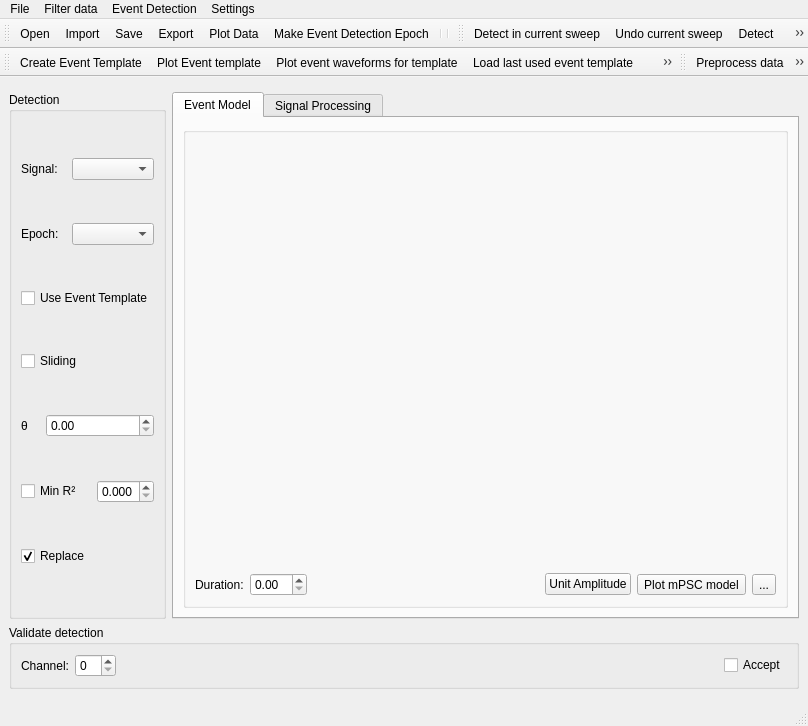
First picture: the form in ephys/EventDetectWindow.ui, repository ctigaret/scipyen, before the edit.
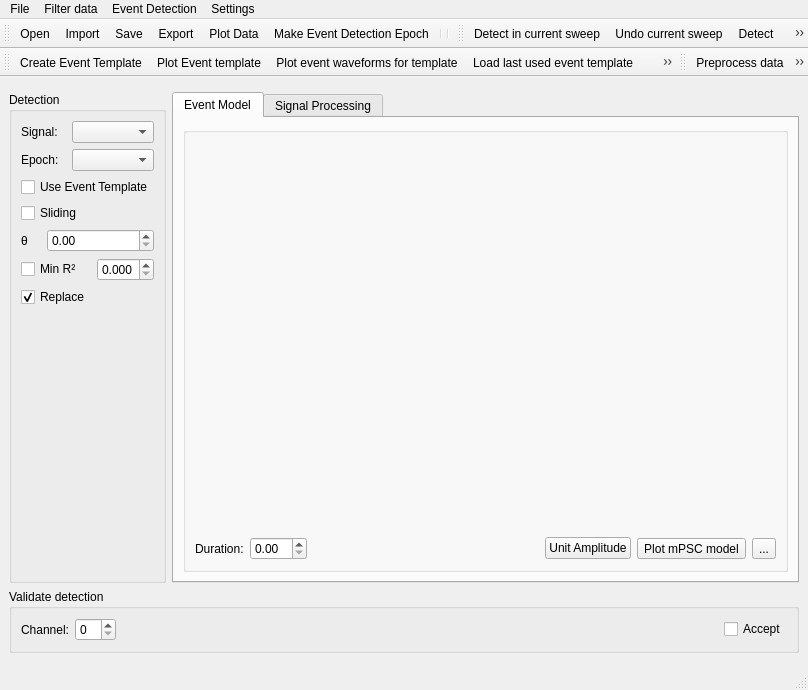
Second picture: the form after the edit. Icons and pictures are not drawn. Custom widgets are drawn as their Qt base class.

What changed in the file:
```diff
--- a/ephys/EventDetectWindow.ui
+++ b/ephys/EventDetectWindow.ui
@@ -8,7 +8,7 @@
     <x>0</x>
     <y>0</y>
     <width>808</width>
-    <height>726</height>
+    <height>690</height>
    </rect>
   </property>
   <property name="windowTitle">
@@ -206,6 +206,19 @@
            </property>
           </widget>
          </item>
+         <item row="7" column="0">
+          <spacer name="verticalSpacer_2">
+           <property name="orientation">
+            <enum>Qt::Vertical</enum>
+           </property>
+           <property name="sizeHint" stdset="0">
+            <size>
+             <width>20</width>
+             <height>40</height>
+            </size>
+           </property>
+          </spacer>
+         </item>
         </layout>
        </widget>
       </item>
```
Left out of the diff: 140 changed lines with no effect on the pictures.
